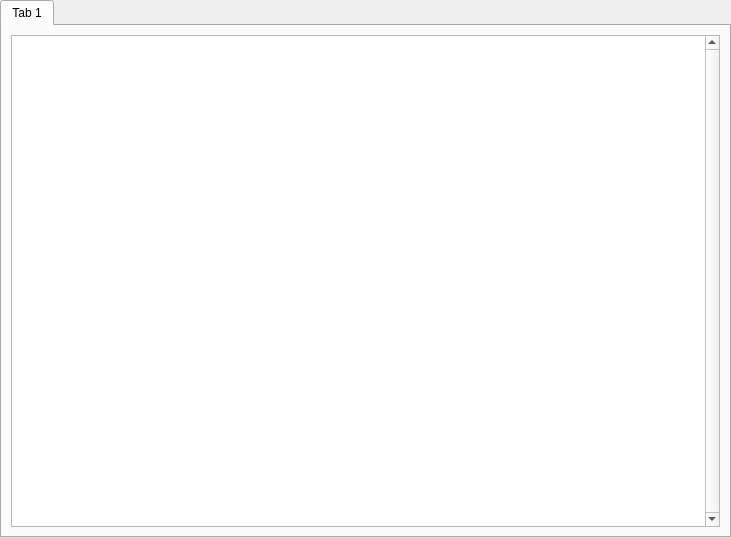
Before: the Qt Designer form application/pages/instance/NotesPage.ui in FreesmTeam/FreesmLauncher, drawn with Qt 5.
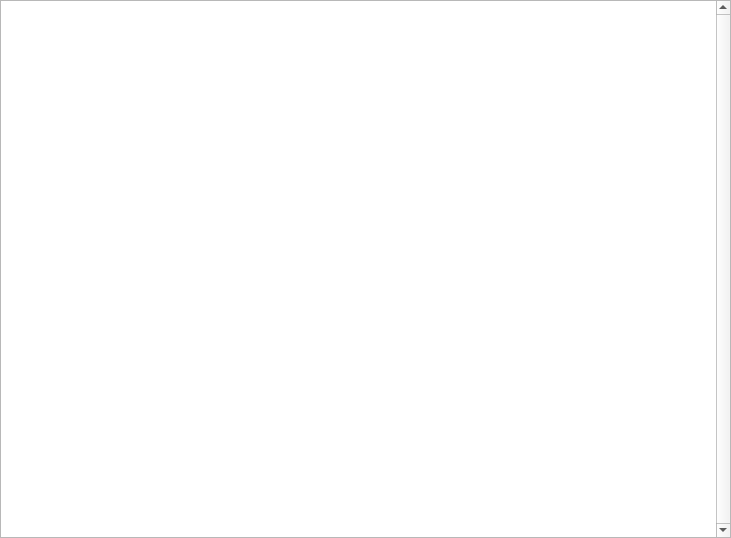
After: the same form once the commit is applied.

Commit message: NOISSUE make notes page focusable with tab key

What changed in the file:
```diff
--- a/application/pages/instance/NotesPage.ui
+++ b/application/pages/instance/NotesPage.ui
@@ -10,7 +10,7 @@
     <height>538</height>
    </rect>
   </property>
-  <layout class="QVBoxLayout" name="verticalLayout_2">
+  <layout class="QVBoxLayout" name="verticalLayout">
    <property name="leftMargin">
     <number>0</number>
    </property>
@@ -24,16 +24,6 @@
     <number>0</number>
    </property>
    <item>
-    <widget class="QTabWidget" name="tabWidget">
-     <property name="currentIndex">
-      <number>0</number>
-     </property>
-     <widget class="QWidget" name="tab">
-      <attribute name="title">
-       <string notr="true">Tab 1</string>
-      </attribute>
-      <layout class="QVBoxLayout" name="verticalLayout">
-       <item>
         <widget class="QTextEdit" name="noteEditor">
          <property name="verticalScrollBarPolicy">
           <enum>Qt::ScrollBarAlwaysOn</enum>
@@ -48,10 +38,9 @@
        </item>
       </layout>
      </widget>
-    </widget>
-   </item>
-  </layout>
- </widget>
+ <tabstops>
+  <tabstop>noteEditor</tabstop>
+ </tabstops>
  <resources/>
  <connections/>
 </ui>
```
Left out of the diff: 3 changed lines with no effect on the pictures. Lines whose indentation alone changed are shown as unchanged. The commit also changes 1 other file.
